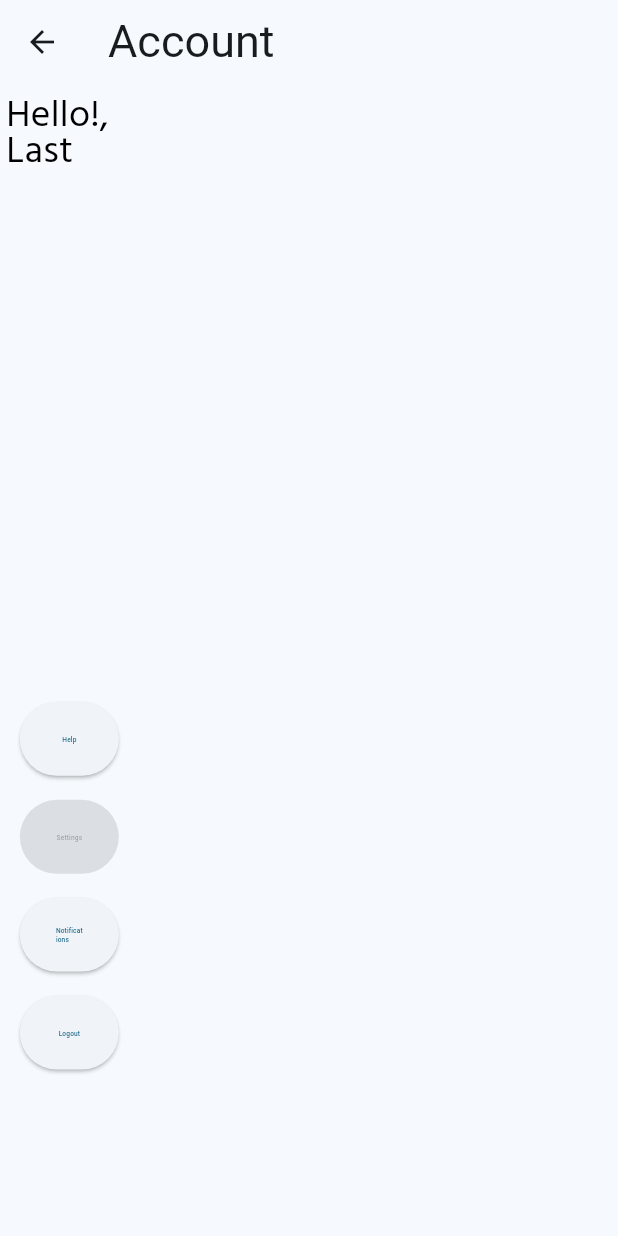
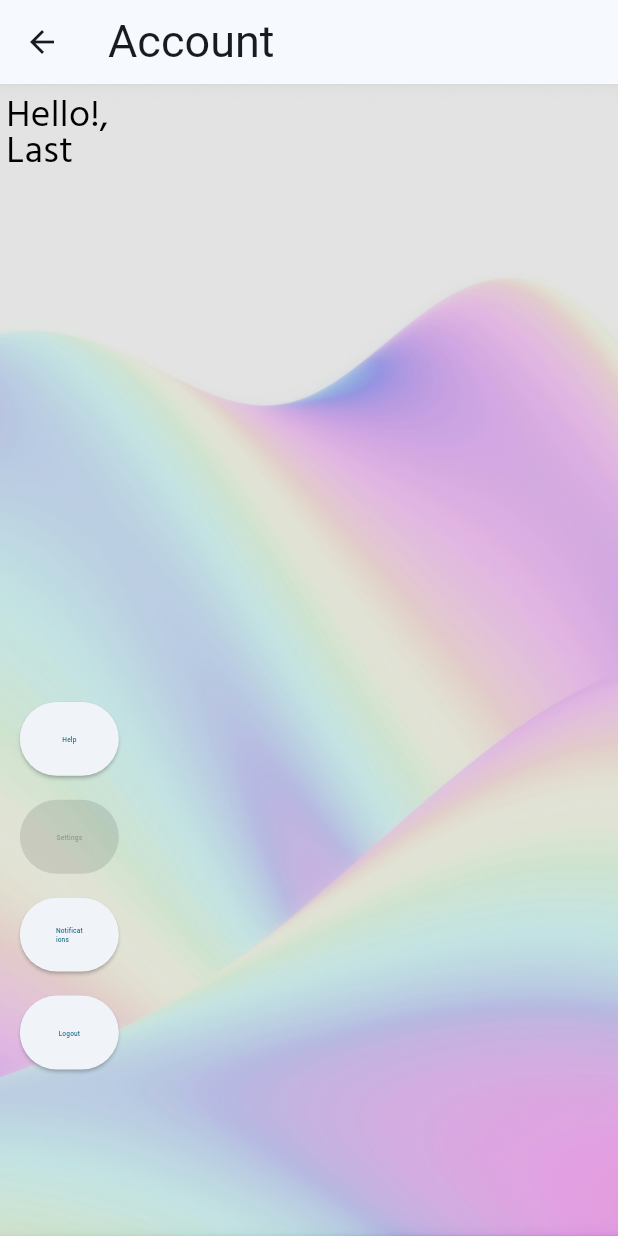
Before and after one commit to dot-eg/dotpos, a Flutter app: the AccountPage screen opened directly, on a phone screen of 412 x 824 dp. Run offline on Flutter 3.47's test engine with Material 3 defaults, Android fonts, the phone set to English and light mode, and no system bars; our stand-ins replace cloud_firestore, connectivity_plus, firebase_auth, firebase_core, fl_chart, pdf and 1 more; accounts and stored records are empty.

Commit message:
adding account page wallpaper

```diff
--- a/lib/ui/account_page.dart
+++ b/lib/ui/account_page.dart
@@ -30,7 +30,17 @@ class _AccountPageState extends State<AccountPage> {
       appBar: AppBar(
         title: Text('Account', style: TextStyle(fontSize: 30)),
       ),
-      body: Stack(
+      body: Container(
+        width: MediaQuery.of(context).size.width,
+        height: MediaQuery.of(context).size.height,
+        clipBehavior: Clip.antiAlias,
+        decoration: BoxDecoration(
+          image: DecorationImage(
+            image: AssetImage('assets/images/backgrounds/account_bg.jpg'),
+            fit: BoxFit.cover,
+          ),
+        ),
+        child: Stack(
           children: [
             Positioned(
               top: MediaQuery.of(context).size.height * 0.00630676,
@@ -103,6 +113,7 @@ class _AccountPageState extends State<AccountPage> {
             ),
           ],
         ),
+      ),
     );
   }
 }
```
Also changed, not shown: assets/images/backgrounds/account_bg.jpg (added), assets/images/backgrounds/account_bg.jpg.jpg (deleted). Lines whose indentation alone changed are shown as unchanged.
